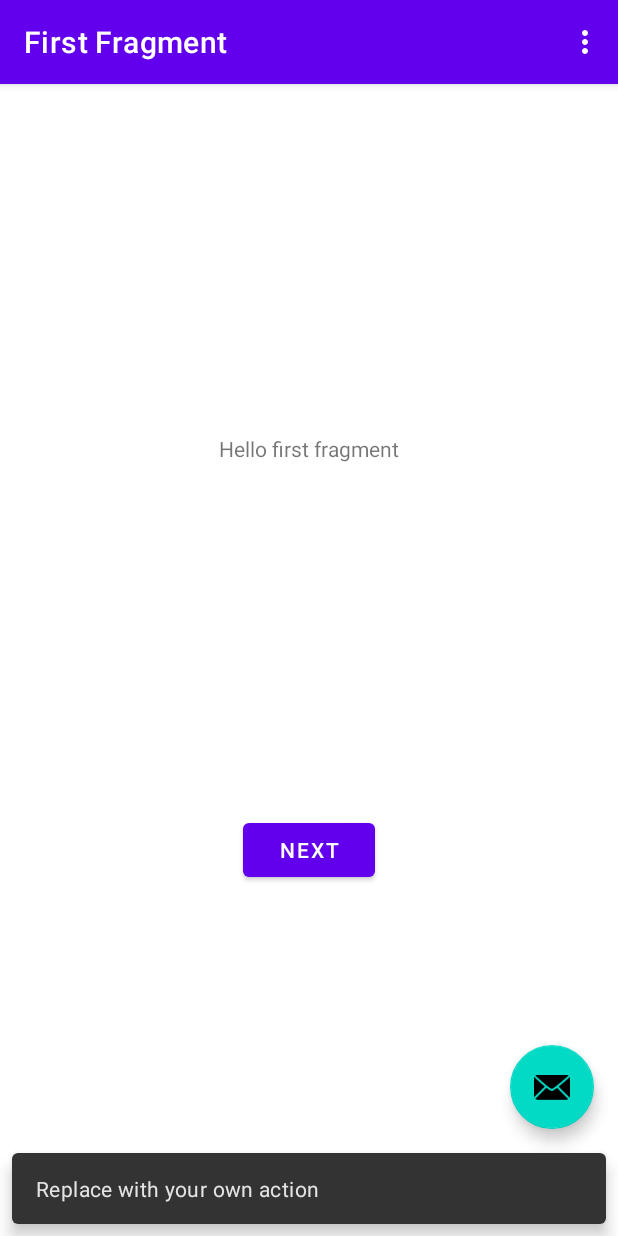
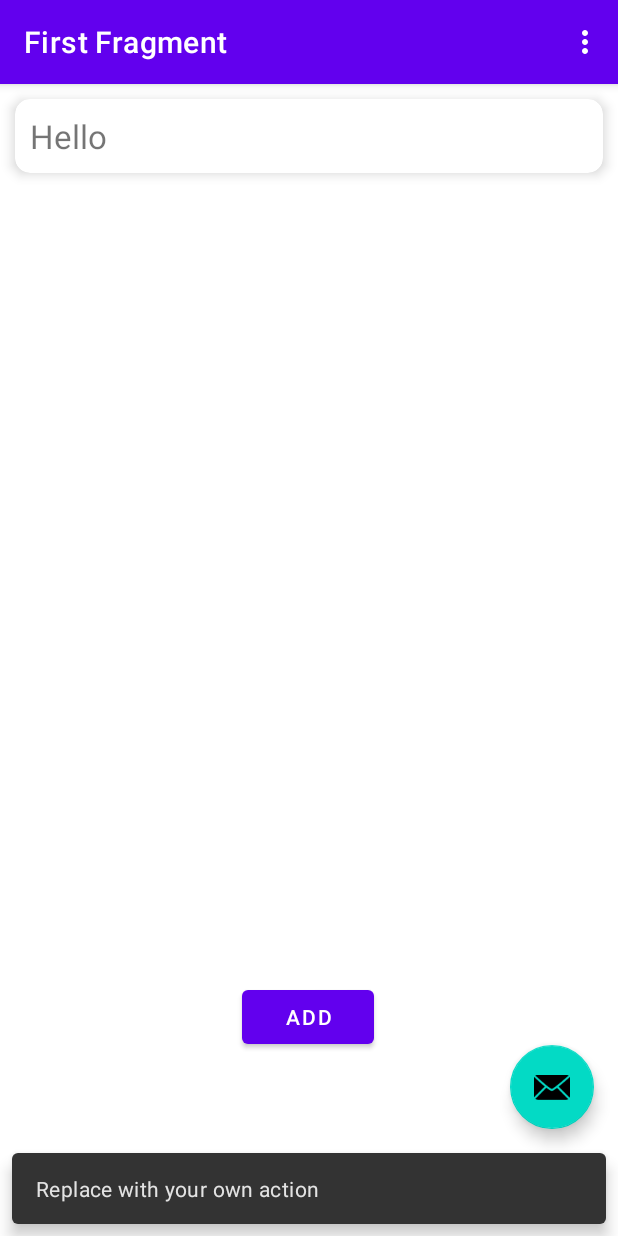
Before and after one commit to Pistolmannenn/Lunch-app, an Android app: the screen it shows after launch (MainActivity), after a tap on an icon or button, on a phone screen of 412 x 824 dp. Run offline under Robolectric (Android 15) with nearby library versions, the phone set to English and light mode, and no system bars; our stand-ins replace navigation-ui; 1 other tap on this screen came first.

Commit message:
adding stamps to mainpage

```diff
--- /dev/null
+++ b/frontend/app/src/main/java/com/example/lunch_app/DemoAdapter.java
@@ -0,0 +1,54 @@
+package com.example.lunch_app;
+
+import android.view.LayoutInflater;
+import android.view.View;
+import android.view.ViewGroup;
+import android.widget.TextView;
+import androidx.annotation.NonNull;
+import androidx.recyclerview.widget.RecyclerView;
+
+import java.util.List;
+
+public class DemoAdapter extends RecyclerView.Adapter<DemoVH>{
+
+    List<String> items;
+
+    public DemoAdapter(List<String> items){
+        this.items = items;
+    }
+
+    @NonNull
+    @Override
+    public DemoVH onCreateViewHolder(@NonNull ViewGroup parent, int viewType) {
+        View view = LayoutInflater.from(parent.getContext())
+                .inflate(R.layout.item, parent, false);
+        return new DemoVH(view).linkAdapter(this);
+    }
+
+    @Override
+    public void onBindViewHolder(@NonNull DemoVH holder, int position) {
+        holder.textview.setText(items.get(position));
+    }
+
+    @Override
+    public int getItemCount() {
+        return items.size();
+    }
+}
+
+class DemoVH extends RecyclerView.ViewHolder{
+
+    TextView textview;
+    private DemoAdapter adapter;
+
+    public DemoVH(@NonNull View itemView) {
+        super(itemView);
+
+        textview = itemView.findViewById(R.id.text);
+    }
+
+    public DemoVH linkAdapter(DemoAdapter adapter){
+        this.adapter = adapter;
+        return this;
+    }
+}
--- a/frontend/app/src/main/java/com/example/lunch_app/FirstFragment.java
+++ b/frontend/app/src/main/java/com/example/lunch_app/FirstFragment.java
@@ -8,12 +8,19 @@ import android.view.ViewGroup;
 import androidx.annotation.NonNull;
 import androidx.fragment.app.Fragment;
 import androidx.navigation.fragment.NavHostFragment;
+import androidx.recyclerview.widget.LinearLayoutManager;
+import androidx.recyclerview.widget.RecyclerView;
 
 import com.example.lunch_app.databinding.FragmentFirstBinding;
+
+import java.util.LinkedList;
+import java.util.List;
 
 public class FirstFragment extends Fragment {
 
     private FragmentFirstBinding binding;
+    String []data = {"Hello","Hii","Welcome"};
+    int counter = 0;
 
     @Override
     public View onCreateView(
@@ -29,11 +36,26 @@ public class FirstFragment extends Fragment {
     public void onViewCreated(@NonNull View view, Bundle savedInstanceState) {
         super.onViewCreated(view, savedInstanceState);
 
-        binding.buttonFirst.setOnClickListener(new View.OnClickListener() {
+        List<String> items = new LinkedList<>();
+
+        RecyclerView recyclerView = view.findViewById(R.id.recyclerView);
+        recyclerView.setLayoutManager(new LinearLayoutManager(getActivity()));
+        DemoAdapter adapter = new DemoAdapter(items);
+        recyclerView.setAdapter(adapter);
+
+        binding.Add.setOnClickListener(new View.OnClickListener() {
             @Override
             public void onClick(View view) {
-                NavHostFragment.findNavController(FirstFragment.this)
-                        .navigate(R.id.action_FirstFragment_to_SecondFragment);
+                items.add(data[counter%3]);
+                counter++;
+                adapter.notifyItemInserted(items.size()-1);
+                if (items.size() > 10){
+                    counter = 0;
+                    for (int i = 10; i >= 0; i--) {
+                        items.remove(i);
+                        adapter.notifyItemRemoved(i);
+                    }
+                }
             }
         });
     }
--- a/frontend/app/src/main/res/layout/fragment_first.xml
+++ b/frontend/app/src/main/res/layout/fragment_first.xml
@@ -6,23 +6,25 @@
     android:layout_height="match_parent"
     tools:context=".FirstFragment">
 
-    <TextView
-        android:id="@+id/textview_first"
-        android:layout_width="wrap_content"
-        android:layout_height="wrap_content"
-        android:text="@string/hello_first_fragment"
-        app:layout_constraintBottom_toTopOf="@id/button_first"
+    <androidx.recyclerview.widget.RecyclerView
+        android:id="@+id/recyclerView"
+        android:layout_width="match_parent"
+        android:layout_height="0dp"
+        android:layout_weight="1"
         app:layout_constraintEnd_toEndOf="parent"
         app:layout_constraintStart_toStartOf="parent"
         app:layout_constraintTop_toTopOf="parent" />
 
     <Button
-        android:id="@+id/button_first"
+        android:id="@+id/Add"
         android:layout_width="wrap_content"
         android:layout_height="wrap_content"
-        android:text="@string/next"
+        android:text="@string/Add"
+        android:layout_gravity="center_horizontal"
         app:layout_constraintBottom_toBottomOf="parent"
         app:layout_constraintEnd_toEndOf="parent"
+        app:layout_constraintHorizontal_bias="0.498"
         app:layout_constraintStart_toStartOf="parent"
-        app:layout_constraintTop_toBottomOf="@id/textview_first" />
+        app:layout_constraintTop_toBottomOf="@id/recyclerView"
+        app:layout_constraintVertical_bias="0.813" />
 </androidx.constraintlayout.widget.ConstraintLayout>
--- /dev/null
+++ b/frontend/app/src/main/res/layout/item.xml
@@ -0,0 +1,24 @@
+<?xml version="1.0" encoding="utf-8"?>
+<androidx.cardview.widget.CardView xmlns:android="http://schemas.android.com/apk/res/android"
+    android:layout_width="match_parent"
+    android:layout_height="wrap_content"
+    xmlns:app="http://schemas.android.com/apk/res-auto"
+    android:layout_margin="10dp"
+    app:cardCornerRadius="10dp"
+    app:cardElevation="5dp"
+    app:contentPadding="10dp">
+
+    <LinearLayout
+        android:layout_width="match_parent"
+        android:layout_height="wrap_content"
+        android:orientation="horizontal">
+
+        <TextView
+            android:id="@+id/text"
+            android:layout_width="wrap_content"
+            android:layout_height="wrap_content"
+            android:text="Demo"
+            android:textSize="22sp" />
+    </LinearLayout>
+
+</androidx.cardview.widget.CardView>
--- a/frontend/app/src/main/res/values/strings.xml
+++ b/frontend/app/src/main/res/values/strings.xml
@@ -4,7 +4,7 @@
     <!-- Strings used for fragments for navigation -->
     <string name="first_fragment_label">First Fragment</string>
     <string name="second_fragment_label">Second Fragment</string>
-    <string name="next">Next</string>
+    <string name="Add">Add</string>
     <string name="previous">Previous</string>
 
     <string name="hello_first_fragment">Hello first fragment</string>
```
Also changed, not shown: frontend/app/src/main/java/com/example/lunch_app/SecondFragment.java (deleted, +0 -47 lines), frontend/app/src/main/res/layout/fragment_second.xml (deleted, +0 -27 lines).
